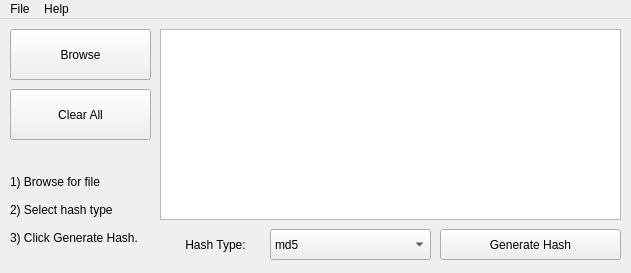
KentJames/File-Utils, file FileUtils/fileutilsqt/Forms/qtiface.ui: the form before one commit.
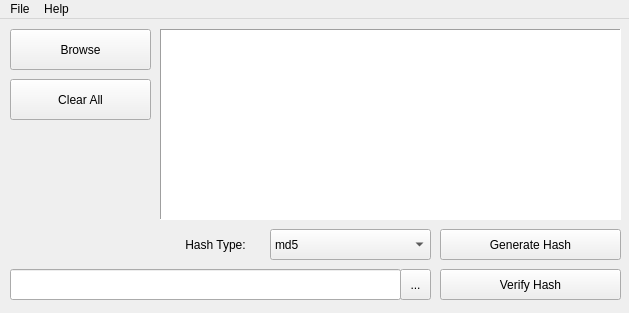
The form after the commit.

Patch:
```diff
--- a/FileUtils/fileutilsqt/Forms/qtiface.ui
+++ b/FileUtils/fileutilsqt/Forms/qtiface.ui
@@ -6,26 +6,26 @@
    <rect>
     <x>0</x>
     <y>0</y>
-    <width>631</width>
-    <height>273</height>
+    <width>629</width>
+    <height>313</height>
    </rect>
   </property>
   <property name="sizePolicy">
-   <sizepolicy hsizetype="Fixed" vsizetype="Fixed">
+   <sizepolicy hsizetype="Preferred" vsizetype="Preferred">
     <horstretch>0</horstretch>
     <verstretch>0</verstretch>
    </sizepolicy>
   </property>
   <property name="minimumSize">
    <size>
-    <width>631</width>
-    <height>273</height>
+    <width>629</width>
+    <height>313</height>
    </size>
   </property>
   <property name="maximumSize">
    <size>
-    <width>631</width>
-    <height>273</height>
+    <width>629</width>
+    <height>313</height>
    </size>
   </property>
   <property name="mouseTracking">
@@ -41,11 +41,11 @@
       <x>10</x>
       <y>10</y>
       <width>141</width>
-      <height>51</height>
+      <height>41</height>
      </rect>
     </property>
     <property name="text">
-     <string>Browse</string>
+     <string> Browse </string>
     </property>
    </widget>
    <widget class="QPushButton" name="checksumactivate">
@@ -70,6 +70,9 @@
       <height>191</height>
      </rect>
     </property>
+    <property name="frameShape">
+     <enum>QFrame::Panel</enum>
+    </property>
     <property name="readOnly">
      <bool>true</bool>
     </property>
@@ -134,33 +137,49 @@
     <property name="geometry">
      <rect>
       <x>10</x>
-      <y>70</y>
+      <y>60</y>
       <width>141</width>
-      <height>51</height>
+      <height>41</height>
      </rect>
     </property>
     <property name="text">
      <string>Clear All</string>
     </property>
    </widget>
-   <widget class="QLabel" name="label_2">
+   <widget class="QPushButton" name="Verifybutton">
+    <property name="geometry">
+     <rect>
+      <x>440</x>
+      <y>250</y>
+      <width>181</width>
+      <height>31</height>
+     </rect>
+    </property>
+    <property name="text">
+     <string>Verify Hash</string>
+    </property>
+   </widget>
+   <widget class="QLineEdit" name="verifylineedit">
     <property name="geometry">
      <rect>
       <x>10</x>
-      <y>130</y>
-      <width>131</width>
-      <height>121</height>
+      <y>250</y>
+      <width>391</width>
+      <height>31</height>
+     </rect>
+    </property>
+   </widget>
+   <widget class="QToolButton" name="verifyfilebrowserbutton">
+    <property name="geometry">
+     <rect>
+      <x>400</x>
+      <y>250</y>
+      <width>31</width>
+      <height>31</height>
      </rect>
     </property>
     <property name="text">
-     <string>1) Browse for file
-
-2) Select hash type
-
-3) Click Generate Hash.</string>
-    </property>
-    <property name="wordWrap">
-     <bool>true</bool>
+     <string>...</string>
     </property>
    </widget>
   </widget>
@@ -169,8 +188,8 @@
     <rect>
      <x>0</x>
      <y>0</y>
-     <width>631</width>
-     <height>25</height>
+     <width>629</width>
+     <height>21</height>
     </rect>
    </property>
    <widget class="QMenu" name="menuFile">
```
Left out of the diff: 5 changed lines with no effect on the pictures.
